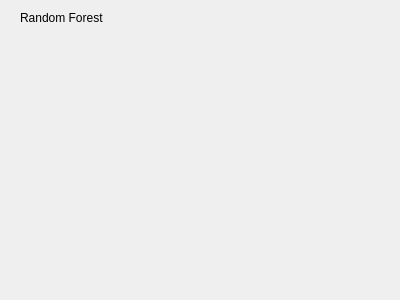
This is src/WhiskerToolbox/ML_Widget/ML_Random_Forest_Widget/ML_Random_Forest_Widget.ui in paulmthompson/WhiskerToolbox as Qt 5 draws it before an edit. The edited form follows.
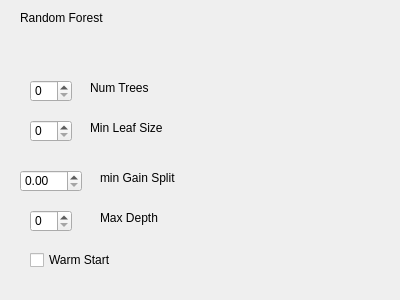
This is the edited form.

Commit message: add naive bayes widget outline

```diff
--- a/src/WhiskerToolbox/ML_Widget/ML_Random_Forest_Widget/ML_Random_Forest_Widget.ui
+++ b/src/WhiskerToolbox/ML_Widget/ML_Random_Forest_Widget/ML_Random_Forest_Widget.ui
@@ -26,6 +26,111 @@
     <string>Random Forest</string>
    </property>
   </widget>
+  <widget class="QSpinBox" name="spinBox">
+   <property name="geometry">
+    <rect>
+     <x>30</x>
+     <y>80</y>
+     <width>42</width>
+     <height>22</height>
+    </rect>
+   </property>
+  </widget>
+  <widget class="QLabel" name="label_2">
+   <property name="geometry">
+    <rect>
+     <x>90</x>
+     <y>80</y>
+     <width>81</width>
+     <height>16</height>
+    </rect>
+   </property>
+   <property name="text">
+    <string>Num Trees</string>
+   </property>
+  </widget>
+  <widget class="QSpinBox" name="spinBox_2">
+   <property name="geometry">
+    <rect>
+     <x>30</x>
+     <y>120</y>
+     <width>42</width>
+     <height>22</height>
+    </rect>
+   </property>
+  </widget>
+  <widget class="QLabel" name="label_3">
+   <property name="geometry">
+    <rect>
+     <x>90</x>
+     <y>120</y>
+     <width>91</width>
+     <height>16</height>
+    </rect>
+   </property>
+   <property name="text">
+    <string>Min Leaf Size</string>
+   </property>
+  </widget>
+  <widget class="QDoubleSpinBox" name="doubleSpinBox">
+   <property name="geometry">
+    <rect>
+     <x>20</x>
+     <y>170</y>
+     <width>62</width>
+     <height>22</height>
+    </rect>
+   </property>
+  </widget>
+  <widget class="QLabel" name="label_4">
+   <property name="geometry">
+    <rect>
+     <x>100</x>
+     <y>170</y>
+     <width>111</width>
+     <height>16</height>
+    </rect>
+   </property>
+   <property name="text">
+    <string>min Gain Split</string>
+   </property>
+  </widget>
+  <widget class="QLabel" name="label_5">
+   <property name="geometry">
+    <rect>
+     <x>100</x>
+     <y>210</y>
+     <width>91</width>
+     <height>16</height>
+    </rect>
+   </property>
+   <property name="text">
+    <string>Max Depth</string>
+   </property>
+  </widget>
+  <widget class="QSpinBox" name="spinBox_3">
+   <property name="geometry">
+    <rect>
+     <x>30</x>
+     <y>210</y>
+     <width>42</width>
+     <height>22</height>
+    </rect>
+   </property>
+  </widget>
+  <widget class="QCheckBox" name="checkBox">
+   <property name="geometry">
+    <rect>
+     <x>30</x>
+     <y>250</y>
+     <width>111</width>
+     <height>20</height>
+    </rect>
+   </property>
+   <property name="text">
+    <string>Warm Start</string>
+   </property>
+  </widget>
  </widget>
  <resources/>
  <connections/>
```
The commit also changes 6 other files.
